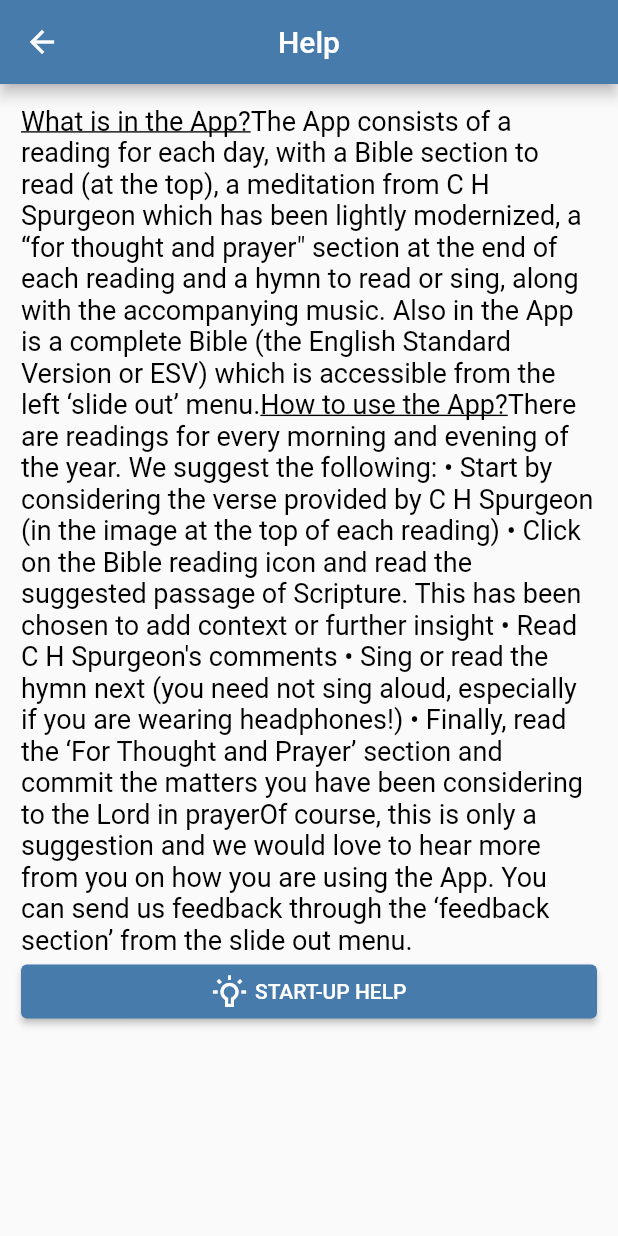
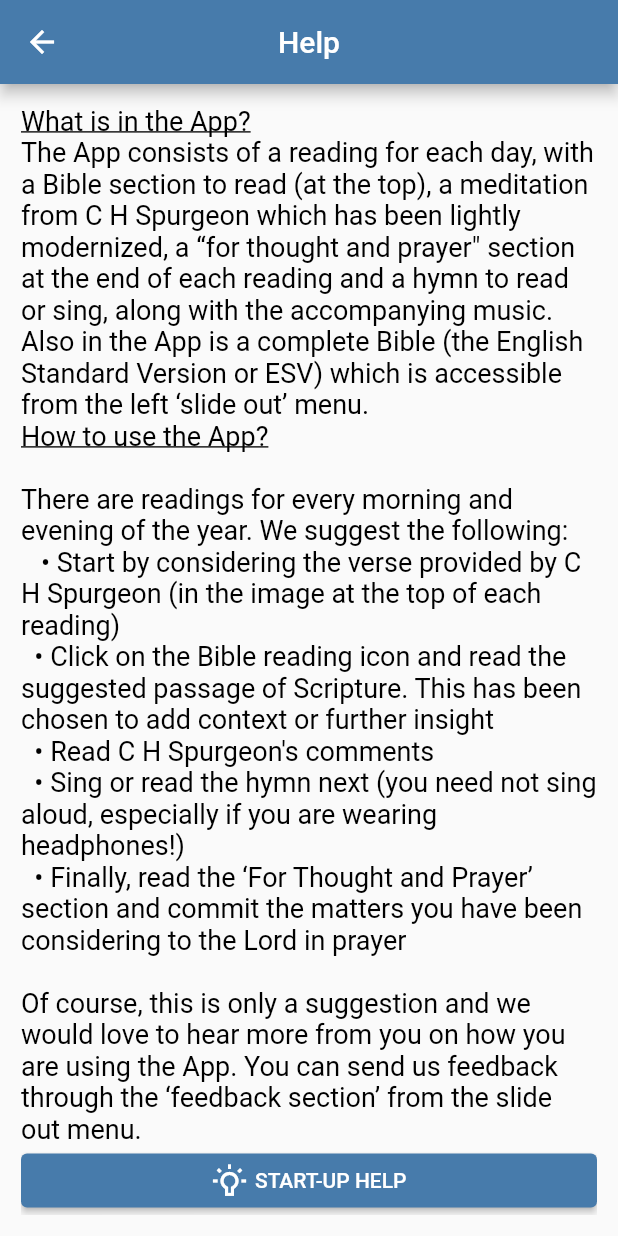
Before and after one commit to kambbado/daily-readings, a Flutter app: the HelpScreen screen opened by its route, on a phone screen of 412 x 824 dp. Run offline on Flutter 3.47's test engine with Material 2 defaults, Android fonts, the phone set to English and light mode, and no system bars.

Commit message:
PrivacyScreen2 commit

```diff
--- a/lib/help_screen.dart
+++ b/lib/help_screen.dart
@@ -12,6 +12,7 @@ class HelpScreen extends StatelessWidget {
       ),
       body: Padding(
         padding: const EdgeInsets.all(14.0),
+        child: SingleChildScrollView(
           child: Center(
             child: Column(
               children: [
@@ -34,14 +35,14 @@ class HelpScreen extends StatelessWidget {
                       ),
                       TextSpan(
                         text:
-                          'The App consists of a reading for each day, with a Bible section to read (at the top), a meditation from C H Spurgeon which has been lightly modernized, a “for thought and prayer" section at the end of each reading and a hymn to read or sing, along with the accompanying music. Also in the App is a complete Bible (the English Standard Version or ESV) which is accessible from the left ‘slide out’ menu.',
+                            '\nThe App consists of a reading for each day, with a Bible section to read (at the top), a meditation from C H Spurgeon which has been lightly modernized, a “for thought and prayer" section at the end of each reading and a hymn to read or sing, along with the accompanying music. \nAlso in the App is a complete Bible (the English Standard Version or ESV) which is accessible from the left ‘slide out’ menu.',
                         style: TextStyle(
                           color: Colors.black,
                           fontSize: 18,
                         ),
                       ),
                       TextSpan(
-                      text: 'How to use the App?',
+                        text: '\nHow to use the App?\n',
                         style: TextStyle(
                           color: Colors.black,
                           fontSize: 18,
@@ -50,7 +51,7 @@ class HelpScreen extends StatelessWidget {
                       ),
                       TextSpan(
                         text:
-                          'There are readings for every morning and evening of the year. We suggest the following:',
+                            '\nThere are readings for every morning and evening of the year. We suggest the following:\n',
                         style: TextStyle(
                           color: Colors.black,
                           fontSize: 18,
@@ -58,7 +59,7 @@ class HelpScreen extends StatelessWidget {
                       ),
                       TextSpan(
                         text:
-                          ' •	Start by considering the verse provided by C H Spurgeon (in the image at the top of each reading)',
+                            '   •	Start by considering the verse provided by C H Spurgeon (in the image at the top of each reading)',
                         style: TextStyle(
                           color: Colors.black,
                           fontSize: 18,
@@ -66,14 +67,14 @@ class HelpScreen extends StatelessWidget {
                       ),
                       TextSpan(
                         text:
-                          ' •	Click on the Bible reading icon and read the suggested passage of Scripture. This has been chosen to add context or further insight',
+                            ' \n  •	Click on the Bible reading icon and read the suggested passage of Scripture. This has been chosen to add context or further insight',
                         style: TextStyle(
                           color: Colors.black,
                           fontSize: 18,
                         ),
                       ),
                       TextSpan(
-                      text: " •	Read C H Spurgeon's comments",
+                        text: " \n  •	Read C H Spurgeon's comments",
                         style: TextStyle(
                           color: Colors.black,
                           fontSize: 18,
@@ -81,7 +82,7 @@ class HelpScreen extends StatelessWidget {
                       ),
                       TextSpan(
                         text:
-                          " •	Sing or read the hymn next (you need not sing aloud, especially if you are wearing headphones!)",
+                            " \n  •	Sing or read the hymn next (you need not sing aloud, especially if you are wearing headphones!)",
                         style: TextStyle(
                           color: Colors.black,
                           fontSize: 18,
@@ -89,7 +90,7 @@ class HelpScreen extends StatelessWidget {
                       ),
                       TextSpan(
                         text:
-                          " •	Finally, read the ‘For Thought and Prayer’ section and commit the matters you have been considering to the Lord in prayer",
+                            " \n  •	Finally, read the ‘For Thought and Prayer’ section and commit the matters you have been considering to the Lord in prayer",
                         style: TextStyle(
                           color: Colors.black,
                           fontSize: 18,
@@ -97,7 +98,7 @@ class HelpScreen extends StatelessWidget {
                       ),
                       TextSpan(
                         text:
-                          'Of course, this is only a suggestion and we would love to hear more from you on how you are using the App. You can send us feedback through the ‘feedback section’ from the slide out menu.',
+                            '\n\nOf course, this is only a suggestion and we would love to hear more from you on how you are using the App. You can send us feedback through the ‘feedback section’ from the slide out menu.',
                         style: TextStyle(
                           color: Colors.black,
                           fontSize: 18,
@@ -125,6 +126,7 @@ class HelpScreen extends StatelessWidget {
             ),
           ),
         ),
+      ),
     );
   }
 }
```
Lines whose indentation alone changed are shown as unchanged.
